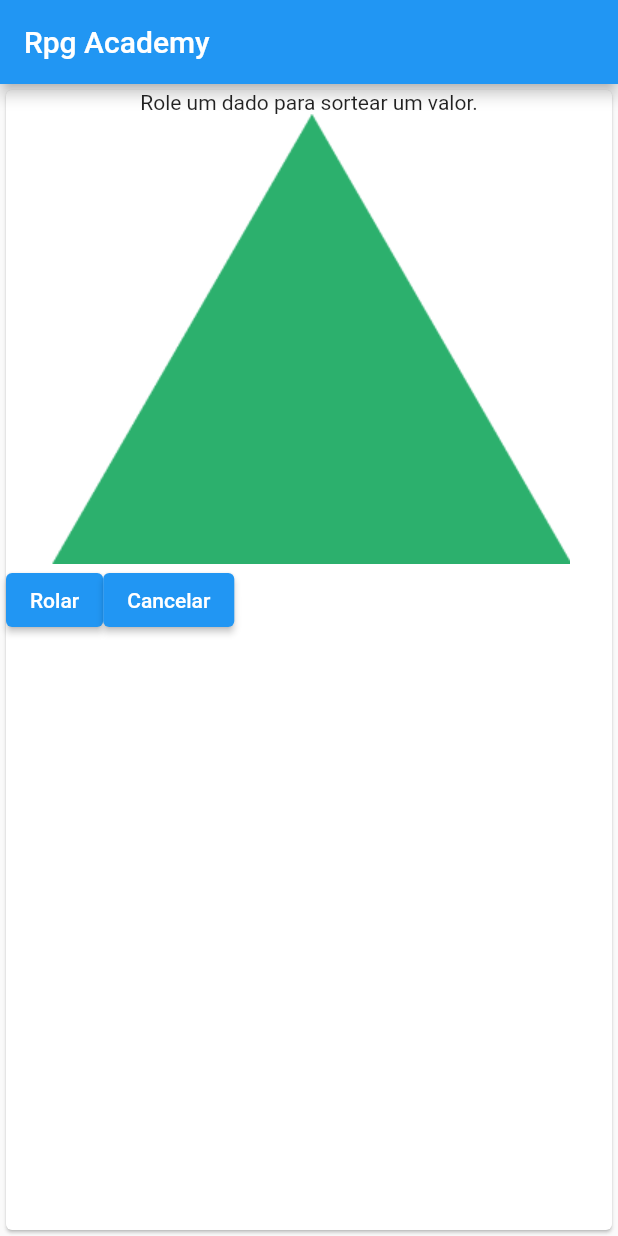
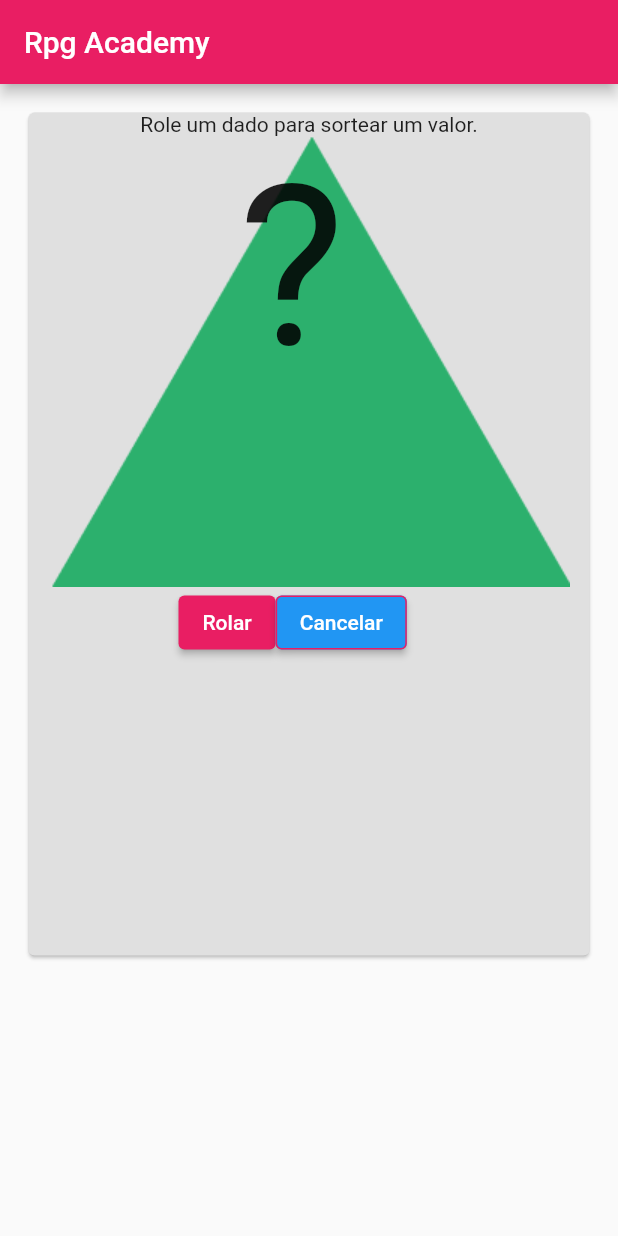
Before and after one commit to GilsonAndre/dados_rpg, a Flutter app: the screen it shows after launch, after a tap on "D4 (Quatro lados)", on a phone screen of 412 x 824 dp. Run offline on Flutter 3.47's test engine with Material 2 defaults, Android fonts, the phone set to English and light mode, and no system bars.

Commit message:
Edição visual do roll dice

```diff
--- a/lib/ui/roll_dice.dart
+++ b/lib/ui/roll_dice.dart
@@ -1,5 +1,5 @@
 import 'dart:math';
-
+import 'package:dados_rpg/ui/pick_dice.dart';
 import 'package:dados_rpg/ui/resources/strings.dart';
 import 'package:flutter/material.dart';
 
@@ -21,33 +21,67 @@ class _RollDiceState extends State<RollDice> {
       home: Scaffold(
         appBar: AppBar(
           title: const Text(Strings.appName),
+          backgroundColor: Colors.pink,
         ),
-        body: Card(
+        body: Container(
+          padding: const EdgeInsets.all(15.0),
+          height: 600,
+          child: Card(
+            color: Colors.grey[300],
             child: Column(
               children: [
                 const Text(Strings.titlePage2),
                 Stack(
                   children: [
-                  Image.asset('assets/img/bg_d${widget.diceNumber}.png'),
-                  const Positioned(child: Text(''))
+                    Center(
+                      child: Image.asset(
+                          'assets/img/bg_d${widget.diceNumber}.png'),
+                    ),
+                    const Padding(
+                      padding: EdgeInsets.symmetric(
+                        horizontal: 140,
+                      ),
+                      child: Text(
+                        '?',
+                        style: TextStyle(fontSize: 150),
+                      ),
+                    ),
                   ],
                 ),
-              Row(
+                Padding(
+                  padding: const EdgeInsets.symmetric(horizontal: 100),
+                  child: Row(
                     children: [
                       ElevatedButton(
                         onPressed: () {
-                      var random = Random().nextInt(widget.diceNumber) + (1);
+                          var random =
+                              Random().nextInt(widget.diceNumber) + (1);
                           print(random);
                         },
+                        style: ElevatedButton.styleFrom(
+                            backgroundColor: Colors.pink),
                         child: const Text(Strings.buttonRoll),
                       ),
                       ElevatedButton(
-                    onPressed: () {},
+                        onPressed: () {
+                          Navigator.push(
+                            context,
+                            MaterialPageRoute(
+                              builder: (context) => const PickDice(),
+                            ),
+                          );
+                        },
+                        style: ElevatedButton.styleFrom(
+                          side: const BorderSide(color: Colors.pink),
+                          //backgroundColor: Colors.white,
+                        ),
                         child: const Text(Strings.buttonCancel),
                       ),
                     ],
+                  ),
                 )
               ],
+            ),
           ),
         ),
       ),
```
Also changed, not shown: 1 other file. Lines whose indentation alone changed are shown as unchanged.
